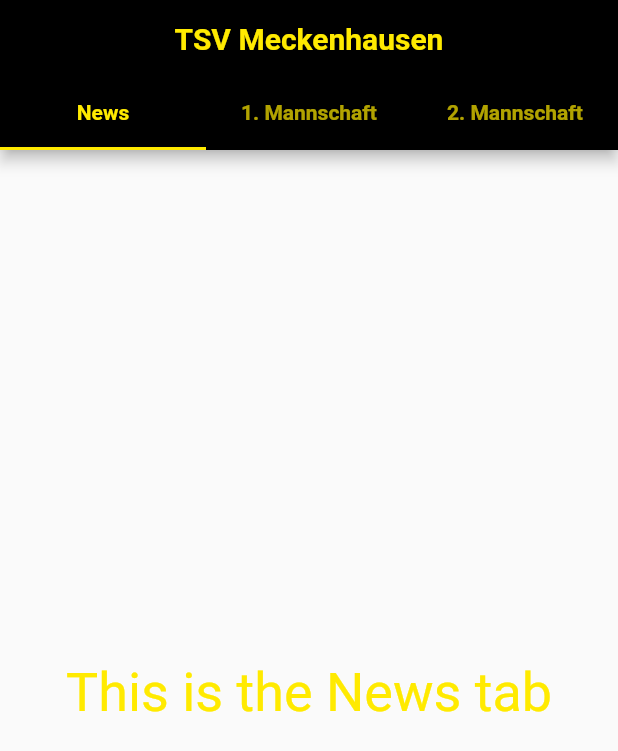
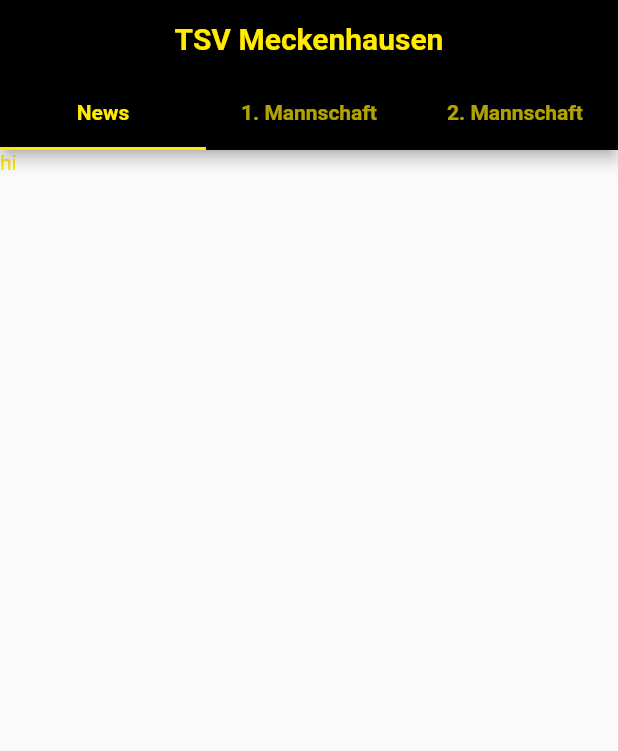
Before and after one commit to michaelgr22/edet, a Flutter app: the screen it shows after launch, on a phone screen of 412 x 824 dp. Shown: the top 751 px of the screen. Run offline on Flutter 3.47's test engine with Material 2 defaults, Android fonts, the phone set to English and light mode, and no system bars.

```diff
--- /dev/null
+++ b/app/poc/edet_poc/lib/core/errors/exceptions.dart
@@ -0,0 +1 @@
+class NetworkException implements Exception {}
--- a/app/poc/edet_poc/lib/pages/home_page.dart
+++ b/app/poc/edet_poc/lib/pages/home_page.dart
@@ -1,5 +1,7 @@
 import 'package:flutter/material.dart';
+
 import '../constants.dart';
+import '../widgets/news/news.dart';
 
 class HomePage extends StatelessWidget {
   final List<Tab> _tabs = appbarTaps.map((tab) => Tab(text: tab)).toList();
@@ -59,16 +61,10 @@ class TabBarContent extends StatelessWidget {
 
   @override
   Widget build(BuildContext context) {
-    return TabBarView(
-      children: tabs.map((Tab tab) {
-        final String label = tab.text.toString();
-        return Center(
-          child: Text(
-            'This is the $label tab',
-            style: const TextStyle(fontSize: 36),
-          ),
-        );
-      }).toList(),
-    );
+    return TabBarView(children: [
+      News(),
+      Text("zwei"),
+      Text("drei"),
+    ]);
   }
 }
--- /dev/null
+++ b/app/poc/edet_poc/lib/widgets/news/news.dart
@@ -0,0 +1,8 @@
+import 'package:flutter/material.dart';
+
+class News extends StatelessWidget {
+  @override
+  Widget build(BuildContext context) {
+    return Text("hi");
+  }
+}
```
Also changed, not shown: app/poc/edet_poc/lib/data/datasources/mck_remote_datasource.dart (added, +37 -0 lines), app/poc/edet_poc/lib/data/models/news_model.dart (added, +22 -0 lines), app/poc/edet_poc/pubspec.yaml (+4 -59 lines), app/poc/edet_poc/pubspec.lock, 1 other file.
